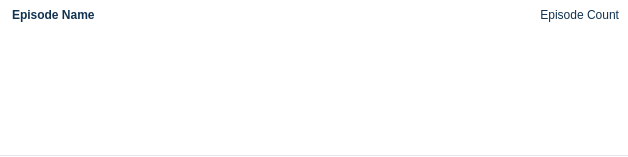
Before: the Qt Designer form tvShows/ItemWidgetShow.ui in Komet/MediaElch, drawn with Qt 5.
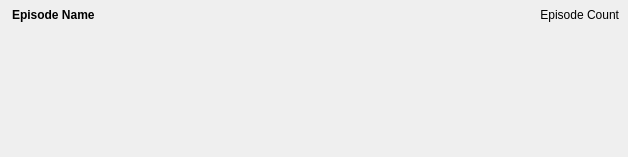
After: the same form once the commit is applied. Icons and pictures are not drawn.

What changed in the file:
```diff
--- a/tvShows/ItemWidgetShow.ui
+++ b/tvShows/ItemWidgetShow.ui
@@ -13,15 +13,6 @@
   <property name="windowTitle">
    <string>Form</string>
   </property>
-  <property name="styleSheet">
-   <string notr="true">#ItemWidgetShow {
-/*
-	background-color: qlineargradient(spread:pad, x1:0, y1:0, x2:0, y2:1, stop:0 rgba(255, 255, 255, 255), stop:1 rgba(230, 230, 230, 255));
-*/
-/*	background-color: qlineargradient(spread:pad, x1:0, y1:0, x2:0, y2:1, stop:0 #f5f7f8, stop:1 #f1f4f6);*/
-	background-color: #ffffff;
-}</string>
-  </property>
   <layout class="QVBoxLayout" name="verticalLayout">
    <property name="spacing">
     <number>3</number>
@@ -40,12 +31,6 @@
    </property>
    <item>
     <widget class="QWidget" name="widget" native="true">
-     <property name="styleSheet">
-      <string notr="true">#widget {
-/*	border-bottom: 2px solid rgba(0, 0, 0, 60);*/
-	border-bottom: 2px solid qlineargradient(spread:pad, x1:0, y1:0, x2:0, y2:1, stop:0 #e5e8f3, stop: 0.5 #e5e8f3, stop:0.51 #ffffff, stop:1 #ffffff);
-}</string>
-     </property>
      <layout class="QVBoxLayout" name="verticalLayout_2" stretch="1,0">
       <property name="spacing">
        <number>3</number>
@@ -69,9 +54,6 @@
             <bold>true</bold>
            </font>
           </property>
-          <property name="styleSheet">
-           <string notr="true">color: #113350;</string>
-          </property>
           <property name="text">
            <string>Episode Name</string>
           </property>
@@ -82,9 +64,6 @@
         </item>
         <item>
          <widget class="QLabel" name="episodes">
-          <property name="styleSheet">
-           <string notr="true">color: #113350;</string>
-          </property>
           <property name="text">
            <string>Episode Count</string>
           </property>
```
